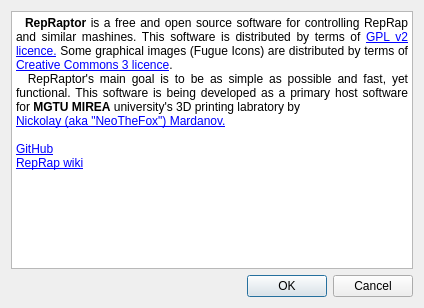
The window that aboutwindow.ui (NeoTheFox/RepRaptor) describes before a commit, drawn with Qt 5.
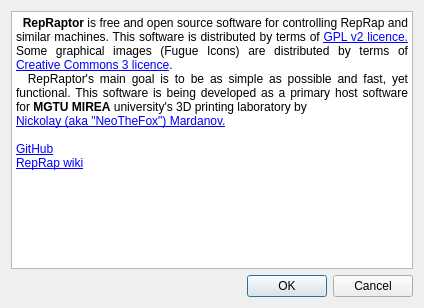
The same window after the commit. Icons and pictures are not drawn.

Commit message: Fixed typos in about page

```diff
--- a/aboutwindow.ui
+++ b/aboutwindow.ui
@@ -37,16 +37,16 @@
       <string>&lt;!DOCTYPE HTML PUBLIC &quot;-//W3C//DTD HTML 4.0//EN&quot; &quot;http://www.w3.org/TR/REC-html40/strict.dtd&quot;&gt;
 &lt;html&gt;&lt;head&gt;&lt;meta name=&quot;qrichtext&quot; content=&quot;1&quot; /&gt;&lt;style type=&quot;text/css&quot;&gt;
 p, li { white-space: pre-wrap; }
-&lt;/style&gt;&lt;/head&gt;&lt;body style=&quot; font-family:'Sans Serif'; font-size:9pt; font-weight:400; font-style:normal;&quot;&gt;
+&lt;/style&gt;&lt;/head&gt;&lt;body style=&quot; font-family:'.Helvetica Neue DeskInterface'; font-size:13pt; font-weight:400; font-style:normal;&quot;&gt;
 &lt;p align=&quot;center&quot; style=&quot; margin-top:0px; margin-bottom:0px; margin-left:0px; margin-right:0px; -qt-block-indent:0; text-indent:0px;&quot;&gt;&lt;img src=&quot;:/icons/logo.png&quot; /&gt;&lt;/p&gt;
-&lt;p align=&quot;justify&quot; style=&quot; margin-top:0px; margin-bottom:0px; margin-left:0px; margin-right:0px; -qt-block-indent:0; text-indent:0px;&quot;&gt;&lt;span style=&quot; font-weight:600;&quot;&gt;  RepRaptor&lt;/span&gt; is a free and open source software for controlling RepRap and similar mashines. This software is distributed by terms of &lt;a href=&quot;https://www.gnu.org/licenses/gpl-2.0.html&quot;&gt;&lt;span style=&quot; text-decoration: underline; color:#0000ff;&quot;&gt;GPL v2 licence.&lt;/span&gt;&lt;/a&gt; Some graphical images (Fugue Icons) are distributed by terms of &lt;a href=&quot;https://creativecommons.org/licenses/by/3.0/deed.ru&quot;&gt;&lt;span style=&quot; text-decoration: underline; color:#0000ff;&quot;&gt;Creative Commons 3 licence&lt;/span&gt;&lt;/a&gt;.&lt;/p&gt;
-&lt;p align=&quot;justify&quot; style=&quot; margin-top:0px; margin-bottom:0px; margin-left:0px; margin-right:0px; -qt-block-indent:0; text-indent:0px;&quot;&gt;  RepRaptor's main goal is to be as simple as possible and fast, yet functional. This software is being developed as a primary host software for &lt;span style=&quot; font-weight:600;&quot;&gt;MGTU MIREA&lt;/span&gt; university's 3D printing labratory by&lt;/p&gt;
-&lt;p align=&quot;justify&quot; style=&quot; margin-top:0px; margin-bottom:0px; margin-left:0px; margin-right:0px; -qt-block-indent:0; text-indent:0px;&quot;&gt;&lt;a href=&quot;mailto:repraptor-dev@repraptor.33mail.com&quot;&gt;&lt;span style=&quot; text-decoration: underline; color:#0000ff;&quot;&gt;Nickolay (aka &amp;quot;NeoTheFox&amp;quot;) Mardanov.&lt;/span&gt;&lt;/a&gt;&lt;/p&gt;
-&lt;p style=&quot;-qt-paragraph-type:empty; margin-top:0px; margin-bottom:0px; margin-left:0px; margin-right:0px; -qt-block-indent:0; text-indent:0px;&quot;&gt;&lt;br /&gt;&lt;/p&gt;
-&lt;p style=&quot; margin-top:0px; margin-bottom:0px; margin-left:0px; margin-right:0px; -qt-block-indent:0; text-indent:0px;&quot;&gt;&lt;a href=&quot;https://github.com/NeoTheFox/RepRaptor&quot;&gt;&lt;span style=&quot; text-decoration: underline; color:#0000ff;&quot;&gt;GitHub&lt;/span&gt;&lt;/a&gt;&lt;/p&gt;
-&lt;p style=&quot; margin-top:0px; margin-bottom:0px; margin-left:0px; margin-right:0px; -qt-block-indent:0; text-indent:0px;&quot;&gt;&lt;a href=&quot;http://www.reprap.org&quot;&gt;&lt;span style=&quot; text-decoration: underline; color:#0000ff;&quot;&gt;RepRap wiki&lt;/span&gt;&lt;/a&gt;&lt;/p&gt;
-&lt;p style=&quot;-qt-paragraph-type:empty; margin-top:0px; margin-bottom:0px; margin-left:0px; margin-right:0px; -qt-block-indent:0; text-indent:0px; text-decoration: underline; color:#0000ff;&quot;&gt;&lt;br /&gt;&lt;/p&gt;
-&lt;p style=&quot;-qt-paragraph-type:empty; margin-top:0px; margin-bottom:0px; margin-left:0px; margin-right:0px; -qt-block-indent:0; text-indent:0px; text-decoration: underline; color:#0000ff;&quot;&gt;&lt;br /&gt;&lt;/p&gt;&lt;/body&gt;&lt;/html&gt;</string>
+&lt;p align=&quot;justify&quot; style=&quot; margin-top:0px; margin-bottom:0px; margin-left:0px; margin-right:0px; -qt-block-indent:0; text-indent:0px;&quot;&gt;&lt;span style=&quot; font-family:'Sans Serif'; font-size:9pt; font-weight:600;&quot;&gt;  RepRaptor&lt;/span&gt;&lt;span style=&quot; font-family:'Sans Serif'; font-size:9pt;&quot;&gt; is free and open source software for controlling RepRap and similar machines. This software is distributed by terms of &lt;/span&gt;&lt;a href=&quot;https://www.gnu.org/licenses/gpl-2.0.html&quot;&gt;&lt;span style=&quot; font-family:'Sans Serif'; font-size:9pt; text-decoration: underline; color:#0000ff;&quot;&gt;GPL v2 licence.&lt;/span&gt;&lt;/a&gt;&lt;span style=&quot; font-family:'Sans Serif'; font-size:9pt;&quot;&gt; Some graphical images (Fugue Icons) are distributed by terms of &lt;/span&gt;&lt;a href=&quot;https://creativecommons.org/licenses/by/3.0/deed.ru&quot;&gt;&lt;span style=&quot; font-family:'Sans Serif'; font-size:9pt; text-decoration: underline; color:#0000ff;&quot;&gt;Creative Commons 3 licence&lt;/span&gt;&lt;/a&gt;&lt;span style=&quot; font-family:'Sans Serif'; font-size:9pt;&quot;&gt;.&lt;/span&gt;&lt;/p&gt;
+&lt;p align=&quot;justify&quot; style=&quot; margin-top:0px; margin-bottom:0px; margin-left:0px; margin-right:0px; -qt-block-indent:0; text-indent:0px;&quot;&gt;&lt;span style=&quot; font-family:'Sans Serif'; font-size:9pt;&quot;&gt;  RepRaptor's main goal is to be as simple as possible and fast, yet functional. This software is being developed as a primary host software for &lt;/span&gt;&lt;span style=&quot; font-family:'Sans Serif'; font-size:9pt; font-weight:600;&quot;&gt;MGTU MIREA&lt;/span&gt;&lt;span style=&quot; font-family:'Sans Serif'; font-size:9pt;&quot;&gt; university's 3D printing laboratory by&lt;/span&gt;&lt;/p&gt;
+&lt;p align=&quot;justify&quot; style=&quot; margin-top:0px; margin-bottom:0px; margin-left:0px; margin-right:0px; -qt-block-indent:0; text-indent:0px;&quot;&gt;&lt;a href=&quot;mailto:repraptor-dev@repraptor.33mail.com&quot;&gt;&lt;span style=&quot; font-family:'Sans Serif'; font-size:9pt; text-decoration: underline; color:#0000ff;&quot;&gt;Nickolay (aka &amp;quot;NeoTheFox&amp;quot;) Mardanov.&lt;/span&gt;&lt;/a&gt;&lt;/p&gt;
+&lt;p style=&quot;-qt-paragraph-type:empty; margin-top:0px; margin-bottom:0px; margin-left:0px; margin-right:0px; -qt-block-indent:0; text-indent:0px; font-family:'Sans Serif'; font-size:9pt;&quot;&gt;&lt;br /&gt;&lt;/p&gt;
+&lt;p style=&quot; margin-top:0px; margin-bottom:0px; margin-left:0px; margin-right:0px; -qt-block-indent:0; text-indent:0px;&quot;&gt;&lt;a href=&quot;https://github.com/NeoTheFox/RepRaptor&quot;&gt;&lt;span style=&quot; font-family:'Sans Serif'; font-size:9pt; text-decoration: underline; color:#0000ff;&quot;&gt;GitHub&lt;/span&gt;&lt;/a&gt;&lt;/p&gt;
+&lt;p style=&quot; margin-top:0px; margin-bottom:0px; margin-left:0px; margin-right:0px; -qt-block-indent:0; text-indent:0px;&quot;&gt;&lt;a href=&quot;http://www.reprap.org&quot;&gt;&lt;span style=&quot; font-family:'Sans Serif'; font-size:9pt; text-decoration: underline; color:#0000ff;&quot;&gt;RepRap wiki&lt;/span&gt;&lt;/a&gt;&lt;/p&gt;
+&lt;p style=&quot;-qt-paragraph-type:empty; margin-top:0px; margin-bottom:0px; margin-left:0px; margin-right:0px; -qt-block-indent:0; text-indent:0px; font-family:'Sans Serif'; font-size:9pt; text-decoration: underline; color:#0000ff;&quot;&gt;&lt;br /&gt;&lt;/p&gt;
+&lt;p style=&quot;-qt-paragraph-type:empty; margin-top:0px; margin-bottom:0px; margin-left:0px; margin-right:0px; -qt-block-indent:0; text-indent:0px; font-family:'Sans Serif'; font-size:9pt; text-decoration: underline; color:#0000ff;&quot;&gt;&lt;br /&gt;&lt;/p&gt;&lt;/body&gt;&lt;/html&gt;</string>
      </property>
      <property name="openExternalLinks">
       <bool>true</bool>
```
